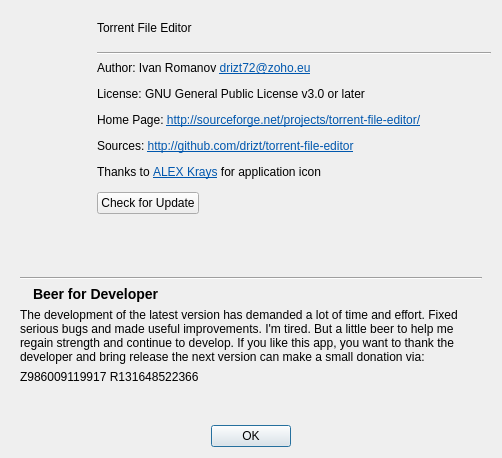
Before: the Qt Designer form aboutdlg.ui in torrent-file-editor/torrent-file-editor, drawn with Qt 5.
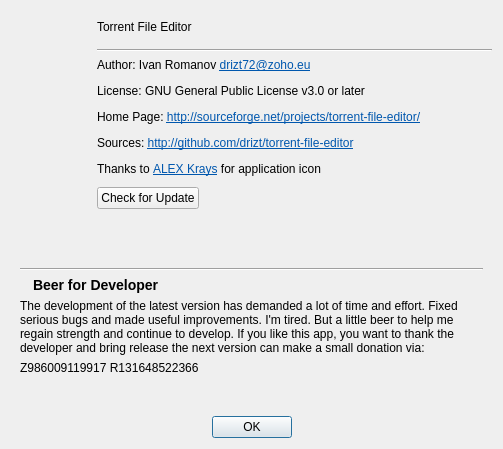
After: the same form once the commit is applied. Icons and pictures are not drawn.

Commit message:
Drop Pledgie donation
Pledgie's dead, baby, Pledgie's dead.

Diff of the .ui file:
```diff
--- a/aboutdlg.ui
+++ b/aboutdlg.ui
@@ -6,8 +6,8 @@
    <rect>
     <x>0</x>
     <y>0</y>
-    <width>502</width>
-    <height>458</height>
+    <width>503</width>
+    <height>449</height>
    </rect>
   </property>
   <property name="windowTitle">
@@ -69,7 +69,7 @@
       <item row="3" column="0" colspan="2">
        <widget class="QLabel" name="label_7">
         <property name="text">
-         <string notr="true">&lt;html&gt;&lt;head/&gt;&lt;body&gt;&lt;p&gt;&lt;img src=&quot;:/icons/wmlogo_16.png&quot;/&gt; Z986009119917 &lt;img src=&quot;:/icons/wmlogo_16.png&quot;/&gt; R131648522366&lt;/p&gt;&lt;p&gt;&lt;a href=&quot;https://pledgie.com/campaigns/32138&quot;&gt;&lt;img src=&quot;:/icons/pledgie.png&quot;/&gt;&lt;/a&gt;&lt;/p&gt;&lt;p&gt;&lt;a href=&quot;https://money.yandex.ru/to/410013137242898&quot;&gt;&lt;img src=&quot;:/icons/ya_money_logo_eng.png&quot;/&gt;&lt;/a&gt;&lt;/p&gt;&lt;/body&gt;&lt;/html&gt;</string>
+         <string notr="true">&lt;html&gt;&lt;head/&gt;&lt;body&gt;&lt;p&gt;&lt;img src=&quot;:/icons/wmlogo_16.png&quot;/&gt; Z986009119917 &lt;img src=&quot;:/icons/wmlogo_16.png&quot;/&gt; R131648522366&lt;/p&gt;&lt;p&gt;&lt;a href=&quot;https://money.yandex.ru/to/410013137242898&quot;&gt;&lt;img src=&quot;:/icons/ya_money_logo_eng.png&quot;/&gt;&lt;/a&gt;&lt;/p&gt;&lt;/body&gt;&lt;/html&gt;</string>
         </property>
         <property name="openExternalLinks">
          <bool>true</bool>
```
Left out of the diff: 11 changed lines with no effect on the pictures.
